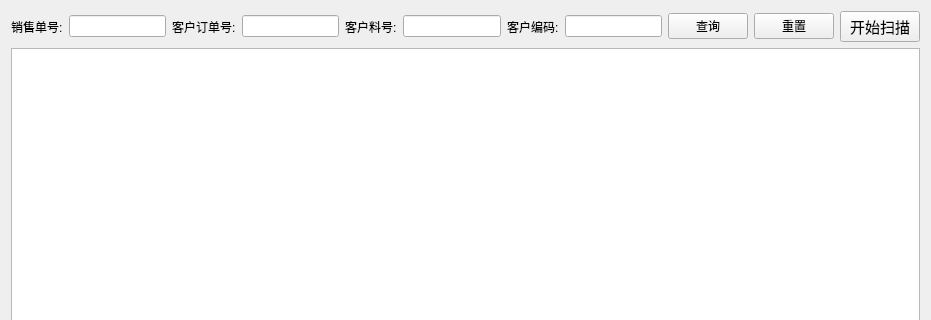
This is ui/task_frame.ui in izerui/scanrun as Qt 5 draws it before an edit; both pictures show x 0 to 931 and y 0 to 320 of the 931 by 682 pixel window. The edited form follows.
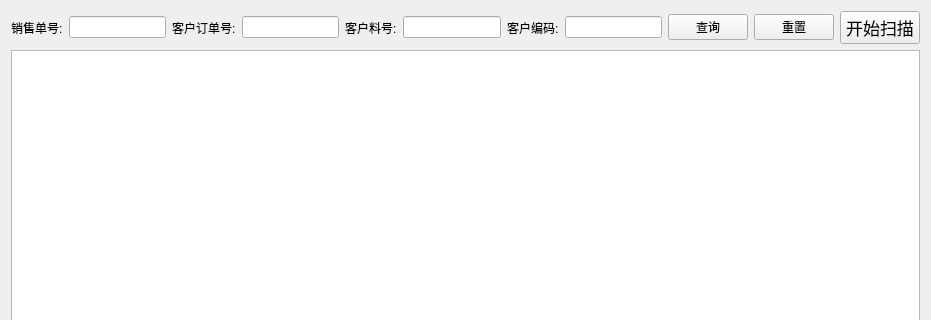
This is the edited form. Icons and pictures are not drawn. Custom widgets are drawn as their Qt base class.

What changed in the file:
```diff
--- a/ui/task_frame.ui
+++ b/ui/task_frame.ui
@@ -116,7 +116,7 @@
            </property>
            <property name="font">
             <font>
-             <pointsize>11</pointsize>
+             <pointsize>13</pointsize>
             </font>
            </property>
            <property name="cursor">
```
